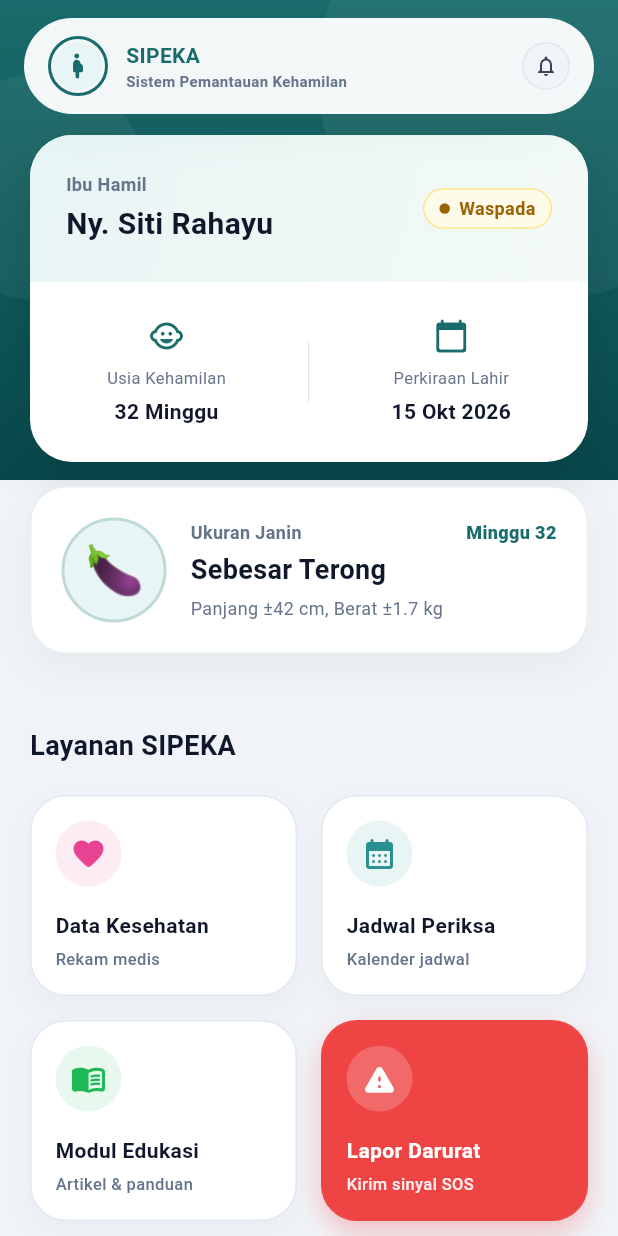
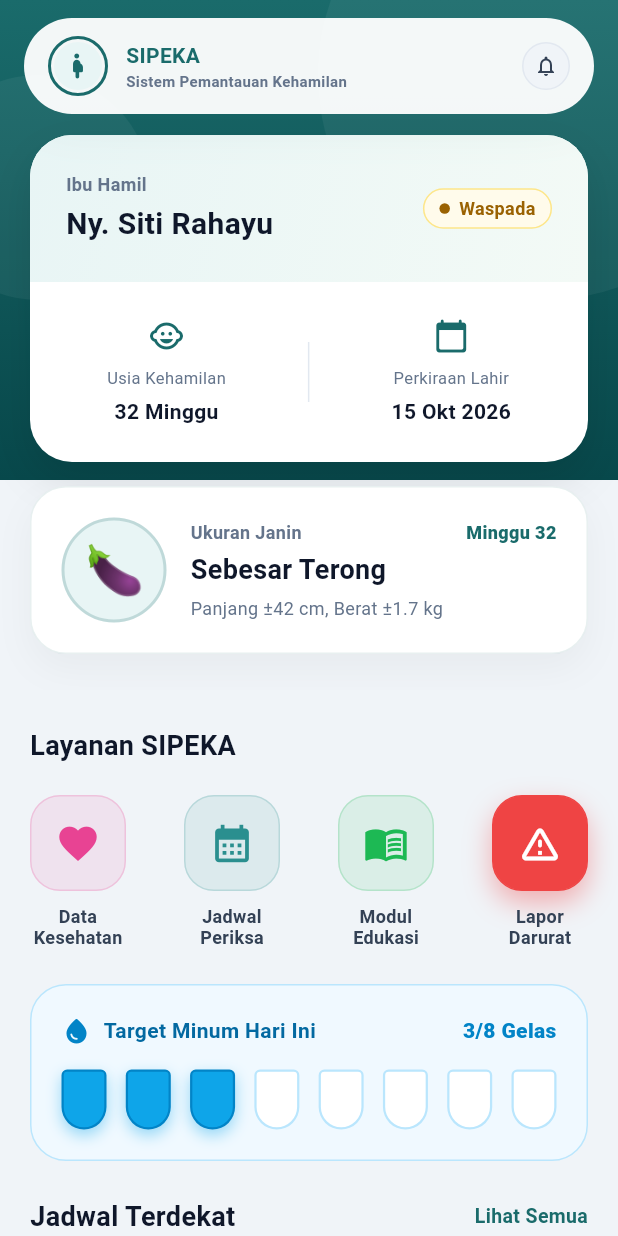
Before and after one commit to ardhikaxx/sipeka-mobile, a Flutter app: the DashboardView screen opened directly, on a phone screen of 412 x 824 dp. Run offline on Flutter 3.47's test engine with Material 3 defaults, Android fonts, the phone set to English and light mode, and no system bars; our stand-ins replace fl_chart, get, table_calendar.

Commit message:
style: revert quick menu layout to 4 horizontal icons row

```diff
--- a/lib/features/patient_dashboard/views/dashboard_view.dart
+++ b/lib/features/patient_dashboard/views/dashboard_view.dart
@@ -98,23 +98,13 @@ class DashboardView extends GetView<DashboardController> {
                       children: [
                         const Text('Layanan SIPEKA', style: TextStyle(fontSize: 18, fontWeight: FontWeight.bold, color: AppColors.gray900)),
                         const SizedBox(height: 20),
-                        Column(
+                        Row(
+                          mainAxisAlignment: MainAxisAlignment.spaceBetween,
                           children: [
-                            Row(
-                              children: [
-                                Expanded(child: _buildPremiumMenuCard('Data Kesehatan', 'Rekam medis', Icons.favorite_rounded, AppColors.secondary, () => Get.find<MainNavController>().changePage(1))),
-                                const SizedBox(width: 16),
-                                Expanded(child: _buildPremiumMenuCard('Jadwal Periksa', 'Kalender jadwal', Icons.calendar_month_rounded, AppColors.primaryLight, () => Get.find<MainNavController>().changePage(2))),
-                              ],
-                            ),
-                            const SizedBox(height: 16),
-                            Row(
-                              children: [
-                                Expanded(child: _buildPremiumMenuCard('Modul Edukasi', 'Artikel & panduan', Icons.menu_book_rounded, AppColors.riskGreen, () => Get.find<MainNavController>().changePage(3))),
-                                const SizedBox(width: 16),
-                                Expanded(child: _buildPremiumMenuCard('Lapor Darurat', 'Kirim sinyal SOS', Icons.warning_rounded, AppColors.riskRed, () => Get.toNamed(Routes.EMERGENCY), isEmergency: true)),
-                              ],
-                            ),
+                            _buildMenuIcon('Data\nKesehatan', Icons.favorite, AppColors.secondary, () => Get.find<MainNavController>().changePage(1)),
+                            _buildMenuIcon('Jadwal\nPeriksa', Icons.calendar_month, AppColors.primaryLight, () => Get.find<MainNavController>().changePage(2)),
+                            _buildMenuIcon('Modul\nEdukasi', Icons.menu_book, AppColors.riskGreen, () => Get.find<MainNavController>().changePage(3)),
+                            _buildMenuIcon('Lapor\nDarurat', Icons.warning_amber_rounded, AppColors.riskRed, () => Get.toNamed(Routes.EMERGENCY), isEmergency: true),
                           ],
                         ),
 
@@ -284,54 +274,30 @@ class DashboardView extends GetView<DashboardController> {
     );
   }
 
-  Widget _buildPremiumMenuCard(String title, String subtitle, IconData icon, Color color, VoidCallback onTap, {bool isEmergency = false}) {
+  Widget _buildMenuIcon(String title, IconData icon, Color color, VoidCallback onTap, {bool isEmergency = false}) {
     return GestureDetector(
       onTap: onTap,
-      child: Container(
-        padding: const EdgeInsets.all(16),
-        decoration: BoxDecoration(
-          color: isEmergency ? color : Colors.white,
-          borderRadius: BorderRadius.circular(24),
-          border: Border.all(color: isEmergency ? color : AppColors.gray200),
-          boxShadow: [
-            BoxShadow(
-              color: isEmergency ? color.withOpacity(0.3) : Colors.black.withOpacity(0.03),
-              blurRadius: 15,
-              offset: const Offset(0, 8),
-            )
-          ],
-        ),
+      behavior: HitTestBehavior.opaque,
       child: Column(
-          crossAxisAlignment: CrossAxisAlignment.start,
+        mainAxisSize: MainAxisSize.min,
         children: [
           Container(
-              padding: const EdgeInsets.all(10),
+            width: 64, height: 64,
             decoration: BoxDecoration(
-                color: isEmergency ? Colors.white.withOpacity(0.2) : color.withOpacity(0.1),
-                shape: BoxShape.circle,
+              color: isEmergency ? color : color.withOpacity(0.1),
+              borderRadius: BorderRadius.circular(20),
+              border: Border.all(color: isEmergency ? color : color.withOpacity(0.2)),
+              boxShadow: isEmergency ? [BoxShadow(color: color.withOpacity(0.4), blurRadius: 15, offset: const Offset(0, 8))] : [],
             ),
-              child: Icon(icon, color: isEmergency ? Colors.white : color, size: 24),
+            child: Icon(icon, color: isEmergency ? Colors.white : color, size: 30),
           ),
-            const SizedBox(height: 16),
+          const SizedBox(height: 10),
           Text(
             title,
-              style: TextStyle(
-                fontSize: 14,
-                fontWeight: FontWeight.bold,
-                color: isEmergency ? Colors.white : AppColors.gray900,
-              ),
-            ),
-            const SizedBox(height: 4),
-            Text(
-              subtitle,
-              style: TextStyle(
-                fontSize: 11,
-                color: isEmergency ? Colors.white.withOpacity(0.9) : AppColors.gray500,
-                fontWeight: FontWeight.w500,
-              ),
+            textAlign: TextAlign.center,
+            style: const TextStyle(fontWeight: FontWeight.w600, fontSize: 12, color: AppColors.gray700, height: 1.2),
           ),
         ],
-        ),
       ),
     );
   }
```
Lines whose indentation alone changed are shown as unchanged.
